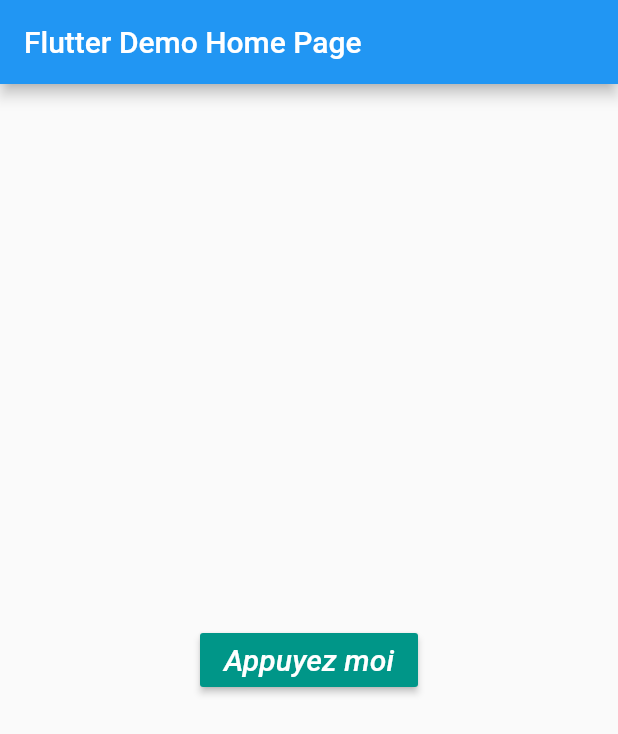
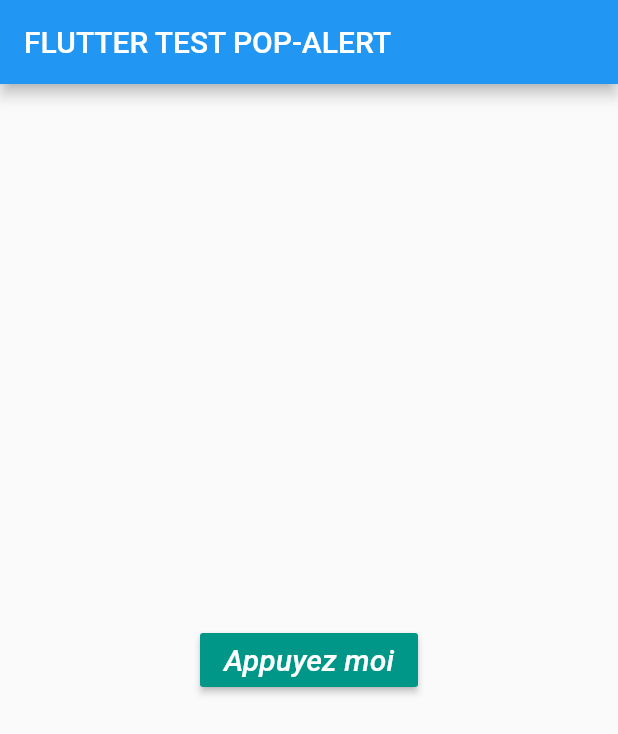
Before and after one commit to suvaAF/popalert, a Flutter app: the screen it shows after launch, on a phone screen of 412 x 824 dp. Shown: the top 734 px of the screen. Run offline on Flutter 3.47's test engine with Material 2 defaults, Android fonts, the phone set to English and light mode, and no system bars.

Commit message:
2e commit App Mobile Pop-Alert

```diff
--- a/lib/main.dart
+++ b/lib/main.dart
@@ -13,7 +13,8 @@ class MyApp extends StatelessWidget {
 
         primarySwatch: Colors.blue,
       ),
-      home: MyHomePage(title: 'Flutter Demo Home Page'),
+      debugShowCheckedModeBanner: false,
+      home: MyHomePage(title: 'FLUTTER TEST POP-ALERT'),
     );
   }
 }
```
